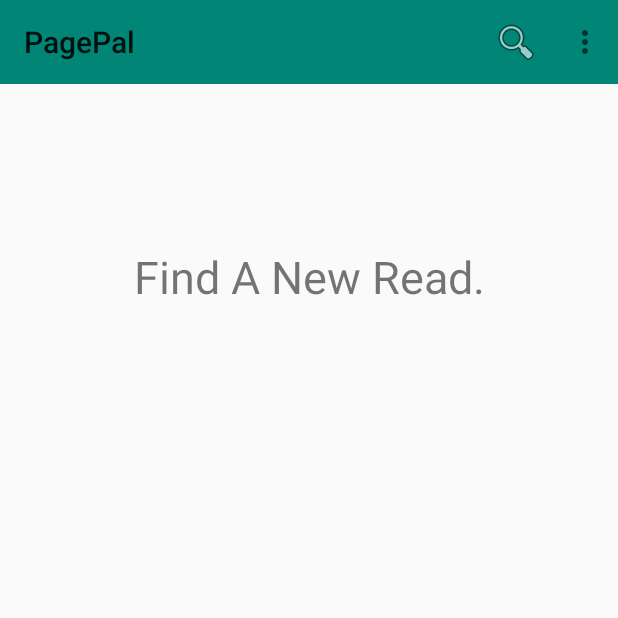
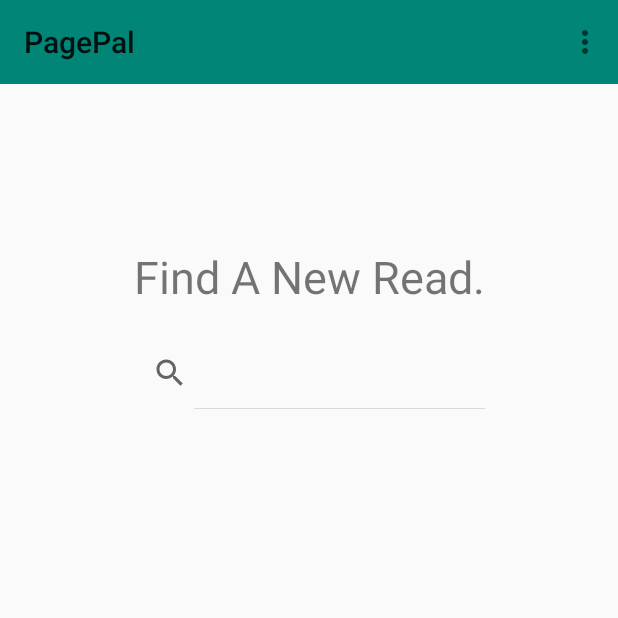
Before and after one commit to CMPUT301W19T21/PagePal, an Android app: the screen it shows after launch once a user with an empty profile is signed in (MainActivity), on a phone screen of 412 x 824 dp, the top half of it. Run offline under Robolectric (Android 15) with nearby library versions, the phone set to English and light mode, and no system bars; our stand-ins replace Firebase (no records; nobody signed in at launch, a user with empty details on screens opened directly); libraries missing offline, so code that uses them is left out: com.firebase.client; 3 statements that could not run were skipped.

Commit message:
Revert "Revert "Search fix""
This reverts commit fee6084677251ae0fff8fee6602169e19c46486d.

```diff
--- a/app/src/main/java/ca/team21/pagepal/views/HomeFragment.java
+++ b/app/src/main/java/ca/team21/pagepal/views/HomeFragment.java
@@ -1,11 +1,13 @@
 package ca.team21.pagepal.views;
 
+import android.app.SearchManager;
 import android.content.Context;
 import android.os.Bundle;
 import android.support.v4.app.Fragment;
 import android.view.LayoutInflater;
 import android.view.View;
 import android.view.ViewGroup;
+import android.widget.SearchView;
 
 import ca.team21.pagepal.R;
 
@@ -64,12 +66,25 @@ public class HomeFragment extends Fragment {
 
     }
 
+    /**
+     * TODO: Update comments
+     * @param inflater
+     * @param container
+     * @param savedInstanceState
+     * @return
+     */
     @Override
     public View onCreateView(LayoutInflater inflater, ViewGroup container,
                              Bundle savedInstanceState) {
         // Inflate the layout for this fragment
-        return inflater.inflate(R.layout.fragment_home, container, false);
-    }
+        View rootView = inflater.inflate(R.layout.fragment_home, container, false);
+
+        // Configure Search Widget
+        SearchManager searchManager = (SearchManager) getActivity().getSystemService(Context.SEARCH_SERVICE);
+        SearchView searchView = (SearchView) rootView.findViewById(R.id.findBooks);
+        searchView.setSearchableInfo(searchManager.getSearchableInfo(getActivity().getComponentName()));
+        searchView.setIconifiedByDefault(false);
+        return rootView;    }
 
     // TODO: Rename method, update argument and hook method into UI event
     public void onButtonPressed() {
--- a/app/src/main/java/ca/team21/pagepal/views/MainActivity.java
+++ b/app/src/main/java/ca/team21/pagepal/views/MainActivity.java
@@ -23,8 +23,10 @@ import com.google.firebase.database.DataSnapshot;
 import com.google.firebase.database.DatabaseError;
 import com.google.firebase.database.DatabaseReference;
 import com.google.firebase.database.FirebaseDatabase;
+import com.google.firebase.database.Query;
 import com.google.firebase.database.ValueEventListener;
 
+import java.util.ArrayList;
 import java.util.Date;
 
 import ca.team21.pagepal.R;
@@ -40,7 +42,8 @@ public class MainActivity extends AppCompatActivity
         BorrowingFragment.OnBorrowingInteractionListener,
         BookFragment.OnListFragmentInteractionListener,
         NotificationsFragment.OnNotificationsInteractionListener,
-        ProfileFragment.OnProfileInteractionListener {
+        ProfileFragment.OnProfileInteractionListener,
+        SearchedResultsFragment.OnSearchFragmentInteractionListener {
 
     private static final String TAG = "MainActivity";
     private static final int EDIT_USER = 9;
@@ -105,6 +108,10 @@ public class MainActivity extends AppCompatActivity
         loadFragment(HomeFragment.newInstance());
 
         Intent intent = getIntent();
+        if (Intent.ACTION_SEARCH.equals(intent.getAction())) {
+            final String keyword = getIntent().getStringExtra(SearchManager.QUERY);
+            queryBooks(keyword);
+        }
         if (intent.hasExtra(USER_EXTRA)) {
             User userToView = intent.getParcelableExtra(USER_EXTRA);
             loadFragment(ProfileFragment.newInstance(userToView));
@@ -140,6 +147,55 @@ public class MainActivity extends AppCompatActivity
 
 
     }
+    /**
+     * Queries the firebase realtime database, filters the results, maps them to Books and adds the Books to a list.
+     *
+     * @param query a string representation of the user's search query
+     */
+    public void queryBooks(final String query) {
+
+        final ArrayList<Book> bookList = new ArrayList<Book>();
+        final String[] keyWords = query.split("\\s+");
+        // Query Firebase
+        Query bookQuery = FirebaseDatabase.getInstance().getReference().child("books");
+
+        bookQuery.addListenerForSingleValueEvent(new ValueEventListener() {
+
+            @Override
+            public void onDataChange(@NonNull DataSnapshot dataSnapshot) {
+                if (dataSnapshot.exists()) {
+                    for (DataSnapshot users: dataSnapshot.getChildren()) { // for each user
+                        for (DataSnapshot data: users.getChildren()) { // for each of their books
+                            String status = data.child("status").getValue(String.class);
+                            // Filter by Status
+                            if (status != null && ( status.equals("Available") || status.equals("Requested"))) {
+
+                                Book book = data.getValue(Book.class);
+                                for (String keyWord : keyWords) {
+
+                                    if ((book.getAuthor().toUpperCase()).contains(keyWord.toUpperCase()) ||
+                                            (book.getTitle().toUpperCase()).contains(keyWord.toUpperCase()) ||
+                                            (book.getDescription().toUpperCase()).contains(keyWord.toUpperCase())) {
+                                        bookList.add(book);
+                                    }
+                                }
+                            }
+                        }
+                    }
+                    loadFragment(SearchedResultsFragment.newInstance(bookList));
+
+                }
+
+            }
+            @Override
+            public void onCancelled(@NonNull DatabaseError databaseError){
+                Log.w(TAG, "queryBooks:failure", databaseError.toException());
+            }
+
+        });
+
+
+    }
 
 
     // TODO Remove the toolbar and place the sign out option in the user profile page.
@@ -152,13 +208,6 @@ public class MainActivity extends AppCompatActivity
     @Override
     public boolean onCreateOptionsMenu(Menu menu) {
         getMenuInflater().inflate(R.menu.toolbar, menu);
-
-        SearchManager searchManager = (SearchManager) getSystemService(Context.SEARCH_SERVICE);
-        SearchView searchView = (SearchView) menu.findItem(R.id.action_search).getActionView();
-        searchView.setSearchableInfo(searchManager.getSearchableInfo(getComponentName()));
-        searchView.setIconifiedByDefault(false);
-
-        //return true;
 
         return super.onCreateOptionsMenu(menu);
     }
@@ -251,4 +300,12 @@ public class MainActivity extends AppCompatActivity
     }
 
 
+    @Override
+    public void viewBookInteraction(Book book) {
+        Intent intent = new Intent(this, BookDetailsActivity.class);
+        intent.putExtra(MainActivity.BOOK_EXTRA, book);
+        User requester = User.getInstance();
+        intent.putExtra(MainActivity.USER_EXTRA, requester);
+        startActivity(intent);
+    }
 }
--- a/app/src/main/java/ca/team21/pagepal/views/SearchedResultsFragment.java
+++ b/app/src/main/java/ca/team21/pagepal/views/SearchedResultsFragment.java
@@ -126,6 +126,6 @@ public class SearchedResultsFragment extends Fragment {
      */
     public interface OnSearchFragmentInteractionListener {
        void viewBookInteraction(Book book) ;
-       void viewUserInteraction(User user);
+       void viewUserInteraction(String username);
     }
 }
--- a/app/src/main/res/layout/activity_book_details.xml
+++ b/app/src/main/res/layout/activity_book_details.xml
@@ -73,7 +73,8 @@
         android:id="@+id/owner_view"
         android:layout_width="wrap_content"
         android:layout_height="wrap_content"
-        app:layout_constraintBottom_toTopOf="@+id/view_location_button"
+        android:layout_marginBottom="8dp"
+        app:layout_constraintBottom_toTopOf="@+id/requester_spinner"
         app:layout_constraintEnd_toEndOf="parent"
         app:layout_constraintHorizontal_bias="0.498"
         app:layout_constraintStart_toStartOf="parent" />
--- a/app/src/main/res/layout/fragment_home.xml
+++ b/app/src/main/res/layout/fragment_home.xml
@@ -29,4 +29,15 @@
         app:layout_constraintBottom_toBottomOf="parent"
         app:layout_constraintEnd_toEndOf="parent"
         app:layout_constraintStart_toStartOf="parent" />
+
+    <SearchView
+        android:id="@+id/findBooks"
+        android:layout_width="250dp"
+        android:layout_height="wrap_content"
+        android:layout_marginStart="100dp"
+        android:layout_marginTop="20dp"
+        android:layout_marginEnd="100dp"
+        app:layout_constraintEnd_toEndOf="parent"
+        app:layout_constraintStart_toStartOf="parent"
+        app:layout_constraintTop_toBottomOf="@+id/search_label" />
 </android.support.constraint.ConstraintLayout>
--- a/app/src/main/res/menu/toolbar.xml
+++ b/app/src/main/res/menu/toolbar.xml
@@ -5,12 +5,6 @@
 xmlns:tools="http://schemas.android.com/tools"
 xmlns:app="http://schemas.android.com/apk/res-auto">
 
-<item
-    android:id="@+id/action_search"
-    android:icon="@android:drawable/ic_menu_search"
-    app:showAsAction="always|collapseActionView"
-    app:actionViewClass="android.support.v7.widget.SearchView"
-    android:title="Search"/>
 <item android:id="@+id/sign_out"
     android:icon="@drawable/ic_exit_to_app_24px"
     android:title="@string/sign_out"
```
Also changed, not shown: app/src/main/AndroidManifest.xml (+5 -17 lines), app/src/main/java/ca/team21/pagepal/controllers/SearchRecyclerViewAdapter.java (+14 -2 lines), app/src/main/java/ca/team21/pagepal/views/SearchActivity.java (deleted, +0 -145 lines).
